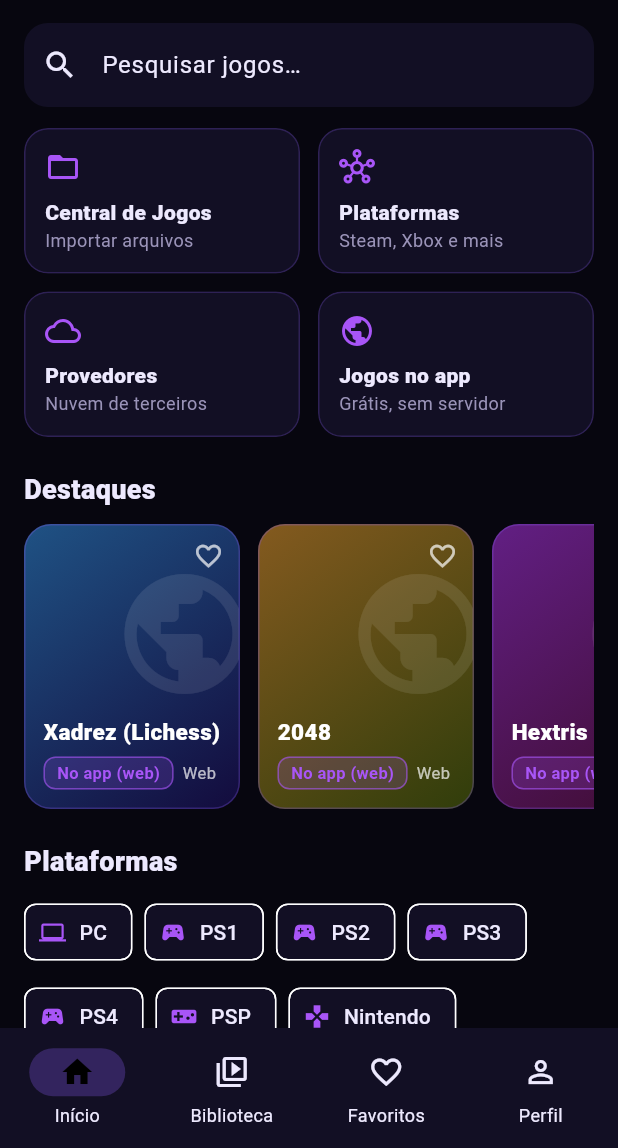
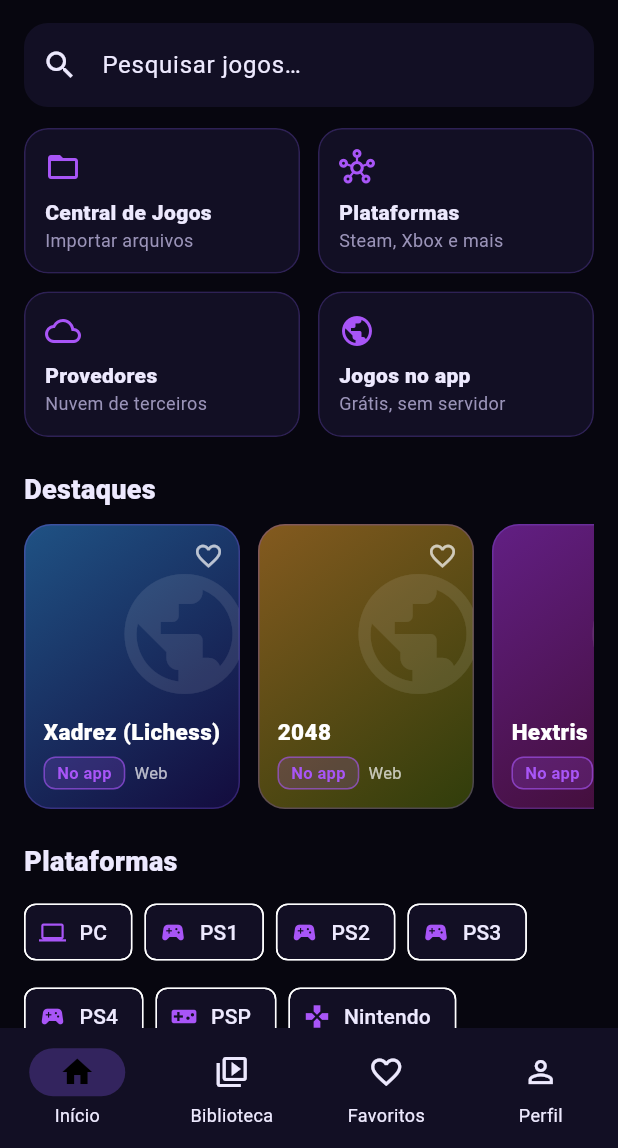
Before and after one commit to HkfatalX/Master, a Flutter app: the screen it shows after launch, on a phone screen of 412 x 824 dp, the part 88-1236 px from its top. Run offline on Flutter 3.47's test engine with Material 3 defaults, Android fonts, the phone set to English and light mode, and no system bars; our stand-ins replace file_picker, shared_preferences, webview_flutter; missing offline and left inert: android_intent_plus.

Commit message:
Corrige estouro de layout no selo do cartão de jogo
Co-Authored-By: Claude Sonnet 5.5 <noreply@anthropic.com>
Claude-Session: https://claude.ai/code/session_01P8XosyQpKdQdCxXx4M7H3f

```diff
--- a/app/lib/models/game.dart
+++ b/app/lib/models/game.dart
@@ -40,7 +40,7 @@ extension RunMethodX on RunMethod {
         RunMethod.local => 'Local',
         RunMethod.streaming => 'Streaming',
         RunMethod.experimental => 'Experimental',
-        RunMethod.browser => 'No app (web)',
+        RunMethod.browser => 'No app',
         RunMethod.unavailable => 'Indisponível',
       };
 
--- a/app/lib/widgets/game_card.dart
+++ b/app/lib/widgets/game_card.dart
@@ -21,6 +21,8 @@ class MethodBadge extends StatelessWidget {
       ),
       child: Text(
         method.label,
+        maxLines: 1,
+        overflow: TextOverflow.ellipsis,
         style: TextStyle(color: method.color, fontSize: 11, fontWeight: FontWeight.w700),
       ),
     );
@@ -95,9 +97,10 @@ class GameCard extends StatelessWidget {
                   const SizedBox(height: 6),
                   Row(
                     children: [
-                      MethodBadge(game.method),
+                      Flexible(flex: 3, child: MethodBadge(game.method)),
                       const SizedBox(width: 6),
                       Flexible(
+                        flex: 2,
                         child: Text(
                           game.platform.label,
                           overflow: TextOverflow.ellipsis,
```
